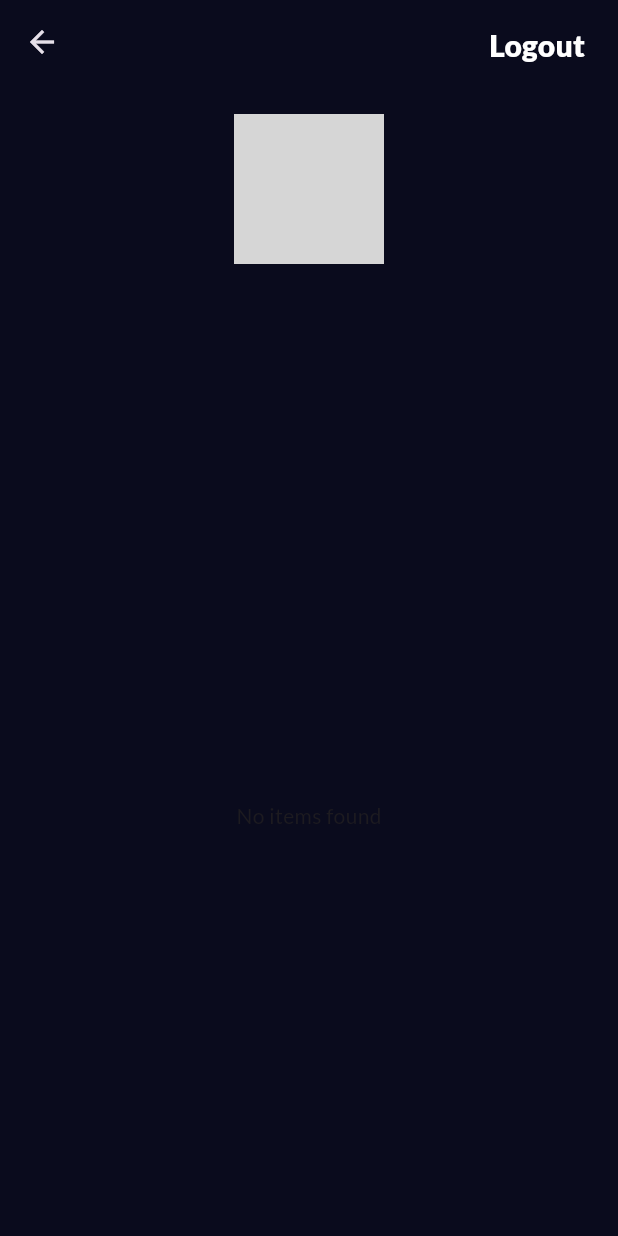
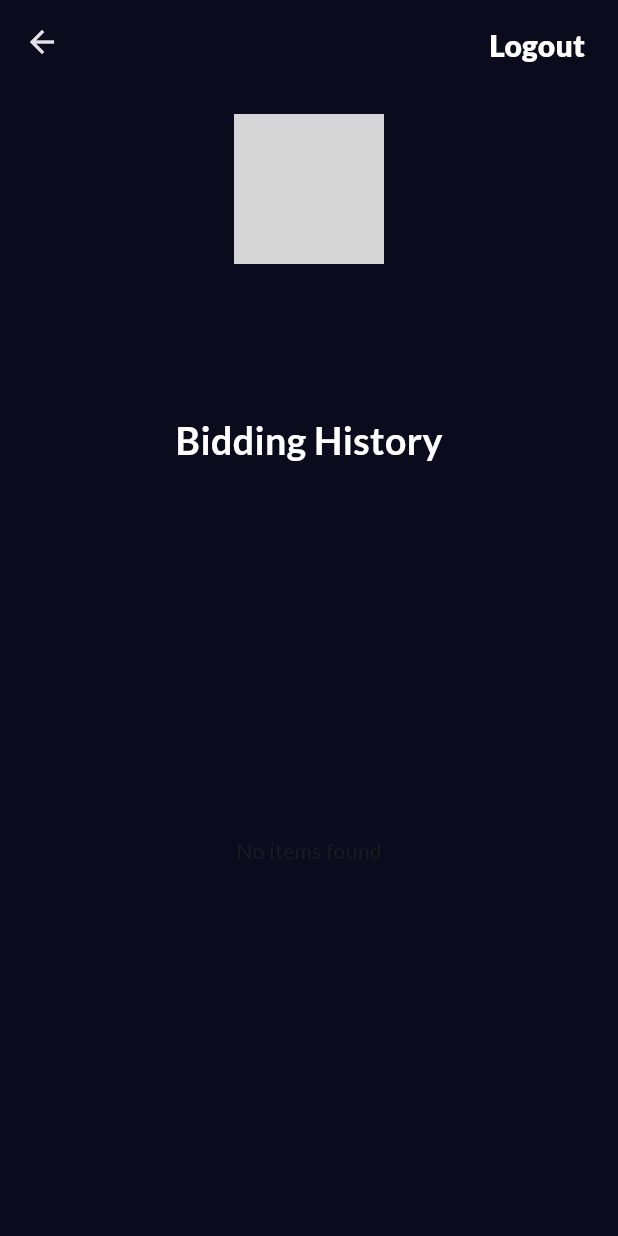
Before and after one commit to Dibs07/Bidsify-App, a Flutter app: the ProfileScreen screen opened directly, on a phone screen of 412 x 824 dp. Run offline on Flutter 3.47's test engine with Material 3 defaults, Android fonts, the phone set to English and light mode, and no system bars; our stand-ins replace cloud_firestore, dash_chat_2, firebase_auth, firebase_core, firebase_storage, flutter_riverpod and 7 more; missing offline and left inert: animate_gradient, dart:ffi, enefty_icons, neon_widgets; accounts and stored records are empty; network calls fail; grey boxes are pictures that could not be loaded.

Commit message:
modified:   bidsify/lib/screens/profile_screen.dart

```diff
--- a/bidsify/lib/screens/profile_screen.dart
+++ b/bidsify/lib/screens/profile_screen.dart
@@ -107,6 +107,17 @@ Future<void> _loadUserData() async {
                 ),
               ),
             ),
+            Padding(
+              padding: const EdgeInsets.only(top: 10.0),
+              child: Text(
+                'Bidding History',
+                style: TextStyle(
+                  color: Colors.white,
+                  fontSize: 25.0,
+                  fontWeight: FontWeight.bold,
+                ),
+              ),
+            ),
            Expanded(
             child: StreamBuilder(
               stream: _bidService.getBidsbyownerID(),
@@ -132,7 +143,7 @@ Future<void> _loadUserData() async {
                         isHistory: true,
                         buttonText: '',
                         title: item.item,
-                        bidder: _authService.user!.uid,
+                        bidder: _displayName,
                         latestBid: item.maxBid,
                         onClick: () {},
                       ),
```
